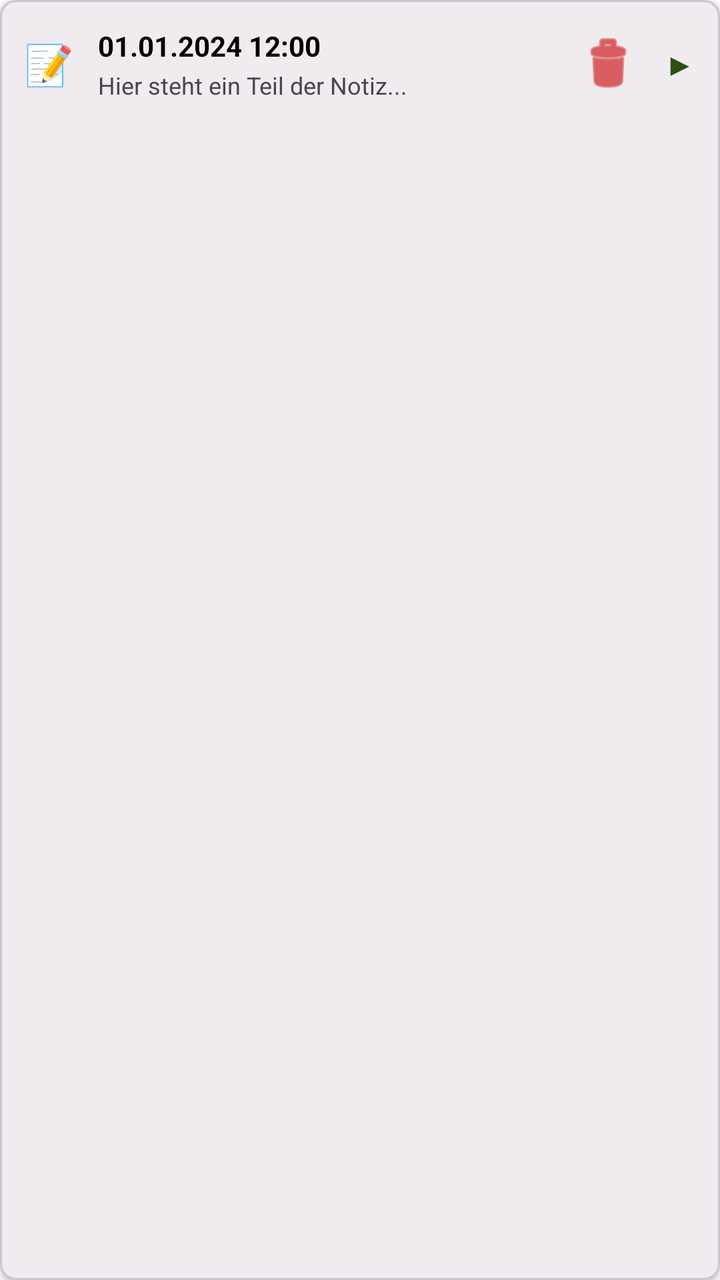
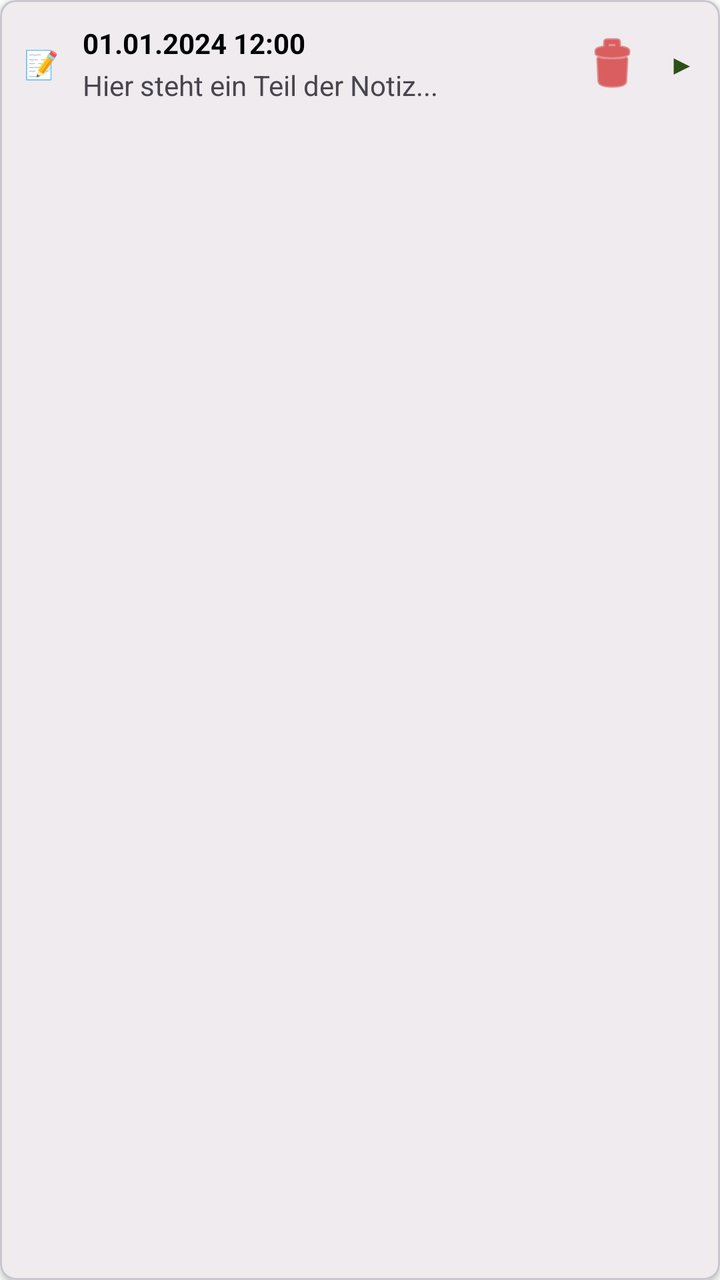

Screens rendered from an Android XML layout before and after an edit, with the pre-edit source and the edit as a unified diff.
<!-- AndroidManifest.xml: application theme Theme.HundeWildnis -->
<!-- res/layout/item_note_session.xml -->
<?xml version="1.0" encoding="utf-8"?>
<com.google.android.material.card.MaterialCardView xmlns:android="http://schemas.android.com/apk/res/android"
    xmlns:app="http://schemas.android.com/apk/res-auto"
    android:layout_width="match_parent"
    android:layout_height="wrap_content"
    android:layout_margin="4dp"
    app:cardCornerRadius="8dp"
    app:cardElevation="2dp">

    <LinearLayout
        android:layout_width="match_parent"
        android:layout_height="wrap_content"
        android:orientation="horizontal"
        android:padding="12dp"
        android:gravity="center_vertical"
        android:background="?attr/selectableItemBackground">

        <TextView
            android:layout_width="wrap_content"
            android:layout_height="wrap_content"
            android:text="📝"
            android:textSize="20sp"
            android:layout_marginEnd="12dp" />

        <LinearLayout
            android:id="@+id/noteClickArea"
            android:layout_width="0dp"
            android:layout_height="wrap_content"
            android:layout_weight="1"
            android:orientation="vertical"
            android:clickable="true"
            android:focusable="true">

            <TextView
                android:id="@+id/tvNoteDate"
                android:layout_width="wrap_content"
                android:layout_height="wrap_content"
                android:text="01.01.2024 12:00"
                android:textSize="14sp"
                android:textStyle="bold"
                android:textColor="?android:attr/textColorPrimary" />

            <TextView
                android:id="@+id/tvNoteLocation"
                android:layout_width="wrap_content"
                android:layout_height="wrap_content"
                android:text="📍 0.0000, 0.0000"
                android:textSize="11sp"
                android:textColor="?android:attr/textColorSecondary"
                android:visibility="gone" />

            <TextView
                android:id="@+id/tvNoteSnippet"
                android:layout_width="wrap_content"
                android:layout_height="wrap_content"
                android:text="Hier steht ein Teil der Notiz..."
                android:textSize="12sp"
                android:textColor="?android:attr/textColorSecondary"
                android:maxLines="1"
                android:ellipsize="end"
                android:layout_marginTop="2dp" />
        </LinearLayout>

        <ImageButton
            android:id="@+id/btnDeleteNote"
            android:layout_width="40dp"
            android:layout_height="40dp"
            android:background="?attr/selectableItemBackgroundBorderless"
            android:src="@android:drawable/ic_menu_delete"
            app:tint="@android:color/holo_red_dark"
            android:contentDescription="Löschen" />

        <TextView
            android:layout_width="wrap_content"
            android:layout_height="wrap_content"
            android:text="▶"
            android:textSize="16sp"
            android:textColor="@color/green_primary"
            android:layout_marginStart="8dp" />

    </LinearLayout>

</com.google.android.material.card.MaterialCardView>
<!-- resources referenced by this layout -->
<resources>
  <style name="Base.Theme.HundeWildnis" parent="Theme.Material3.Light.NoActionBar">
          <item name="colorPrimary">#2d5016</item>
          <item name="colorPrimaryVariant">#1a3009</item>
          <item name="colorOnPrimary">#FFFFFF</item>
          <item name="colorSecondary">#6b8e4e</item>
          <item name="colorSecondaryVariant">#4a6135</item>
          <item name="colorOnSecondary">#000000</item>
          <item name="android:statusBarColor">?attr/colorPrimaryVariant</item>
  
          <item name="android:navigationBarColor">@android:color/transparent</item>
          <item name="android:windowLightStatusBar">true</item>
          <item name="android:windowLightNavigationBar">true</item>
          <item name="android:enforceNavigationBarContrast" tools:targetApi="q">false</item>
          <item name="android:enforceStatusBarContrast" tools:targetApi="q">false</item>
  
          
          <item name="colorAccent">#2d5016</item>
          <item name="android:textColorPrimary">#000000</item>
  
          
          <item name="materialAlertDialogTheme">@style/AlertDialogTheme</item>
  
          
          <item name="actionMenuTextColor">#FFFFFF</item>
  
          
          <item name="android:windowBackground">#FFFFFF</item>
          <item name="android:colorBackground">#FFFFFF</item>
      </style>
  <style name="AlertDialogTheme" parent="ThemeOverlay.Material3.MaterialAlertDialog">
          
          <item name="colorSurface">#FFFFFF</item>
  
          
          <item name="colorOnSurface">#000000</item>
          <item name="android:textColorPrimary">#000000</item>
  
          
          <item name="buttonBarPositiveButtonStyle">@style/DialogButtonStyle.Light</item>
          <item name="buttonBarNegativeButtonStyle">@style/DialogButtonStyle.Light</item>
          <item name="buttonBarNeutralButtonStyle">@style/DialogButtonStyle.Light</item>
      </style>
  <style name="DialogButtonStyle.Light" parent="Widget.Material3.Button.TextButton.Dialog">
          
          <item name="android:textColor">#2d5016</item>
  
          
          <item name="backgroundTint">@android:color/transparent</item>
  
          
          <item name="rippleColor">#332d5016</item>
      </style>
  <!-- unchanged entries left out for length: 2 -->
</resources>

<!-- the commit's change to res/layout/item_note_session.xml (unified diff, before → after) -->
@@ -19,7 +19,7 @@
             android:layout_width="wrap_content"
             android:layout_height="wrap_content"
             android:text="📝"
-            android:textSize="20sp"
+            android:textSize="@dimen/text_body_medium"
             android:layout_marginEnd="12dp" />
 
         <LinearLayout
@@ -36,7 +36,7 @@
                 android:layout_width="wrap_content"
                 android:layout_height="wrap_content"
                 android:text="01.01.2024 12:00"
-                android:textSize="14sp"
+                android:textSize="@dimen/text_body_medium"
                 android:textStyle="bold"
                 android:textColor="?android:attr/textColorPrimary" />
 
@@ -45,7 +45,7 @@
                 android:layout_width="wrap_content"
                 android:layout_height="wrap_content"
                 android:text="📍 0.0000, 0.0000"
-                android:textSize="11sp"
+                android:textSize="@dimen/text_body_medium"
                 android:textColor="?android:attr/textColorSecondary"
                 android:visibility="gone" />
 
@@ -54,7 +54,7 @@
                 android:layout_width="wrap_content"
                 android:layout_height="wrap_content"
                 android:text="Hier steht ein Teil der Notiz..."
-                android:textSize="12sp"
+                android:textSize="@dimen/text_body_medium"
                 android:textColor="?android:attr/textColorSecondary"
                 android:maxLines="1"
                 android:ellipsize="end"
@@ -64,7 +64,7 @@
         <ImageButton
             android:id="@+id/btnDeleteNote"
             android:layout_width="40dp"
-            android:layout_height="40dp"
+            android:layout_height="wrap_content"
             android:background="?attr/selectableItemBackgroundBorderless"
             android:src="@android:drawable/ic_menu_delete"
             app:tint="@android:color/holo_red_dark"
@@ -74,7 +74,7 @@
             android:layout_width="wrap_content"
             android:layout_height="wrap_content"
             android:text="▶"
-            android:textSize="16sp"
+            android:textSize="@dimen/text_body_medium"
             android:textColor="@color/green_primary"
             android:layout_marginStart="8dp" />
 
<!-- resource entries referenced after the edit -->
@@ -1,17 +1,21 @@
 <!-- resources referenced by this layout -->
 <resources>
+  <dimen name="text_body_medium">14sp</dimen>
   <style name="Base.Theme.HundeWildnis" parent="Theme.Material3.Light.NoActionBar">
+          
+          <item name="materialButtonStyle">@style/Widget.App.Button</item>
+  
           <item name="colorPrimary">#2d5016</item>
           <item name="colorPrimaryVariant">#1a3009</item>
           <item name="colorOnPrimary">#FFFFFF</item>
           <item name="colorSecondary">#6b8e4e</item>
           <item name="colorSecondaryVariant">#4a6135</item>
           <item name="colorOnSecondary">#000000</item>
-          <item name="android:statusBarColor">?attr/colorPrimaryVariant</item>
-  
+          <item name="android:statusBarColor">@android:color/transparent</item>
           <item name="android:navigationBarColor">@android:color/transparent</item>
+          <item name="android:windowDrawsSystemBarBackgrounds">true</item>
           <item name="android:windowLightStatusBar">true</item>
-          <item name="android:windowLightNavigationBar">true</item>
+          <item name="android:windowLightNavigationBar" tools:targetApi="27">true</item>
           <item name="android:enforceNavigationBarContrast" tools:targetApi="q">false</item>
           <item name="android:enforceStatusBarContrast" tools:targetApi="q">false</item>
   
@@ -21,13 +25,26 @@
   
           
           <item name="materialAlertDialogTheme">@style/AlertDialogTheme</item>
+          <item name="alertDialogTheme">@style/AlertDialogTheme</item>
   
           
           <item name="actionMenuTextColor">#FFFFFF</item>
+          <item name="actionOverflowButtonStyle">@style/Widget.App.Overflow</item>
   
           
           <item name="android:windowBackground">#FFFFFF</item>
           <item name="android:colorBackground">#FFFFFF</item>
+      </style>
+  <style name="Widget.App.Button" parent="Widget.Material3.Button">
+          <item name="autoSizeTextType">uniform</item>
+          <item name="autoSizeMinTextSize">12sp</item>
+          <item name="autoSizeMaxTextSize">@dimen/text_button_large</item>
+          <item name="autoSizeStepGranularity">1sp</item>
+          <item name="android:maxLines">2</item>
+          <item name="android:ellipsize">end</item>
+          <item name="android:paddingStart">16dp</item>
+          <item name="android:paddingEnd">16dp</item>
+          <item name="android:minHeight">60dp</item>
       </style>
   <style name="AlertDialogTheme" parent="ThemeOverlay.Material3.MaterialAlertDialog">
           
@@ -41,10 +58,39 @@
           <item name="buttonBarPositiveButtonStyle">@style/DialogButtonStyle.Light</item>
           <item name="buttonBarNegativeButtonStyle">@style/DialogButtonStyle.Light</item>
           <item name="buttonBarNeutralButtonStyle">@style/DialogButtonStyle.Light</item>
+  
+          
+          <item name="buttonBarStyle">@style/Widget.App.ButtonBar</item>
+  
+          
+          <item name="android:buttonStyle">@style/DialogButtonStyle.Light</item>
       </style>
+  <style name="Widget.App.Overflow" parent="Widget.AppCompat.ActionButton.Overflow">
+          <item name="android:src">@drawable/ic_menu_hamburger</item>
+      </style>
+  <dimen name="text_button_large">20sp</dimen>
   <style name="DialogButtonStyle.Light" parent="Widget.Material3.Button.TextButton.Dialog">
           
           <item name="android:textColor">#2d5016</item>
+  
+          
+          <item name="android:textSize">13sp</item>
+          <item name="android:textAllCaps">false</item>
+          <item name="android:maxLines">2</item>
+          <item name="android:singleLine">false</item>
+          <item name="android:ellipsize">none</item>
+          <item name="autoSizeTextType">uniform</item>
+          <item name="autoSizeMinTextSize">10sp</item>
+          <item name="autoSizeMaxTextSize">16sp</item>
+  
+          
+          <item name="android:paddingStart">2dp</item>
+          <item name="android:paddingEnd">2dp</item>
+          <item name="android:minWidth">0dp</item>
+          <item name="android:insetLeft">0dp</item>
+          <item name="android:insetRight">0dp</item>
+          <item name="android:insetTop">0dp</item>
+          <item name="android:insetBottom">0dp</item>
   
           
           <item name="backgroundTint">@android:color/transparent</item>
@@ -52,6 +98,19 @@
           
           <item name="rippleColor">#332d5016</item>
       </style>
+  <style name="Widget.App.ButtonBar" parent="Widget.AppCompat.ButtonBar.AlertDialog">
+          <item name="android:padding">0dp</item>
+      </style>
+  <!-- drawable ic_menu_hamburger (drawable) -->
+  <vector xmlns:android="http://schemas.android.com/apk/res/android"
+      android:width="24dp"
+      android:height="24dp"
+      android:viewportWidth="24"
+      android:viewportHeight="24">
+      <path
+          android:fillColor="#FFFFFF"
+          android:pathData="M3,18h18v-2H3V18z M3,13h18v-2H3V13z M3,6v2h18V6H3z" />
+  </vector>
   <!-- unchanged entries left out for length: 2 -->
 </resources>
 
